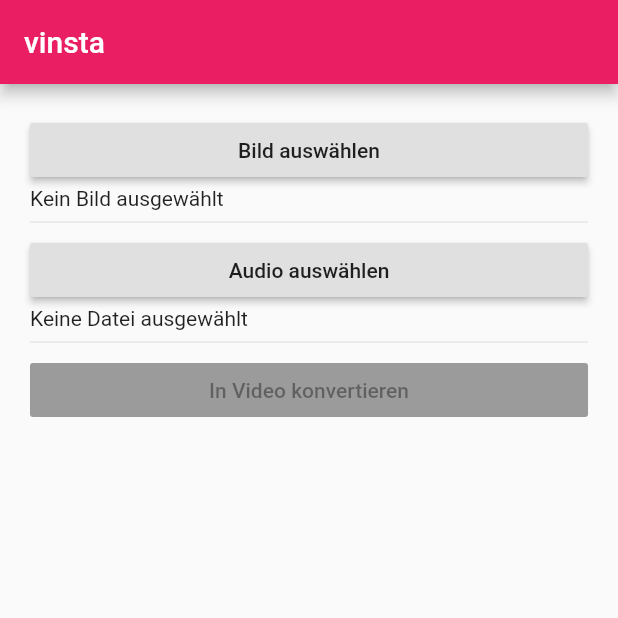
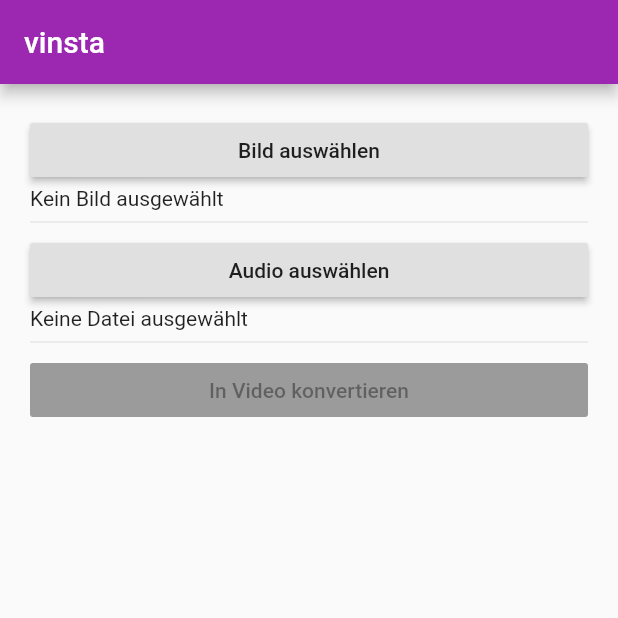
Before and after one commit to doodlezucc/SnippetFeed, a Flutter app: the screen it shows after launch, on a phone screen of 412 x 824 dp, the top half of it. Run offline on Flutter 3.47's test engine with Material 2 defaults, Android fonts, the phone set to English and light mode, and no system bars; our stand-ins replace file_picker, transparent_image; missing offline and left inert: esys_flutter_share, flutter_ffmpeg, flutter_sound.

Commit message:
new icon

```diff
--- a/lib/main.dart
+++ b/lib/main.dart
@@ -20,7 +20,7 @@ class MyApp extends StatelessWidget {
     return MaterialApp(
       title: "vinsta",
       theme: ThemeData(
-        primarySwatch: Colors.pink,
+        primarySwatch: Colors.purple,
       ),
       home: MyHomePage(),
     );
--- a/pubspec.yaml
+++ b/pubspec.yaml
@@ -39,7 +39,8 @@ dev_dependencies:
 flutter_icons:
   android: "launcher_icon"
   ios: true
-  image_path: "assets/icon/lesscolors.png"
+  image_path: "assets/icon/new.png"
+  image_path_ios: "assets/icon/new_ios.png"
 
 # For information on the generic Dart part of this file, see the
 # following page: https://dart.dev/tools/pub/pubspec
```
Also changed, not shown: assets/icon/new.png (added), assets/icon/new_ios.png (added), 20 other files.
